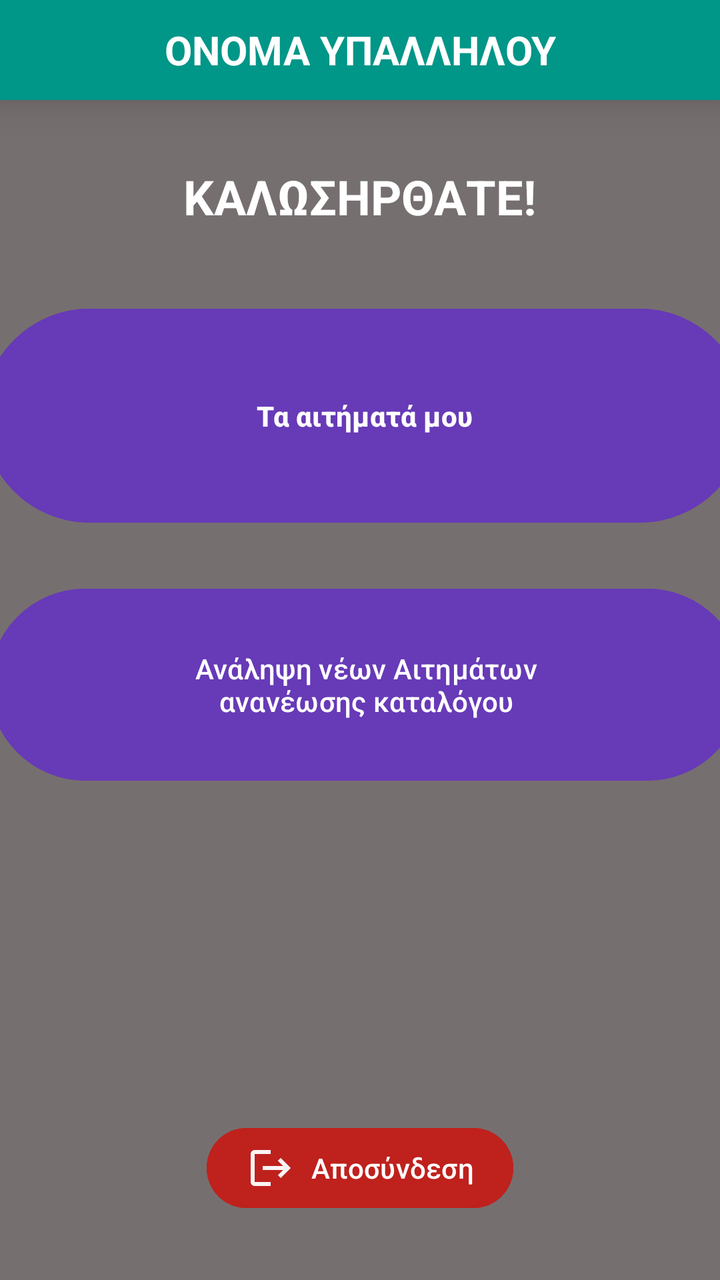
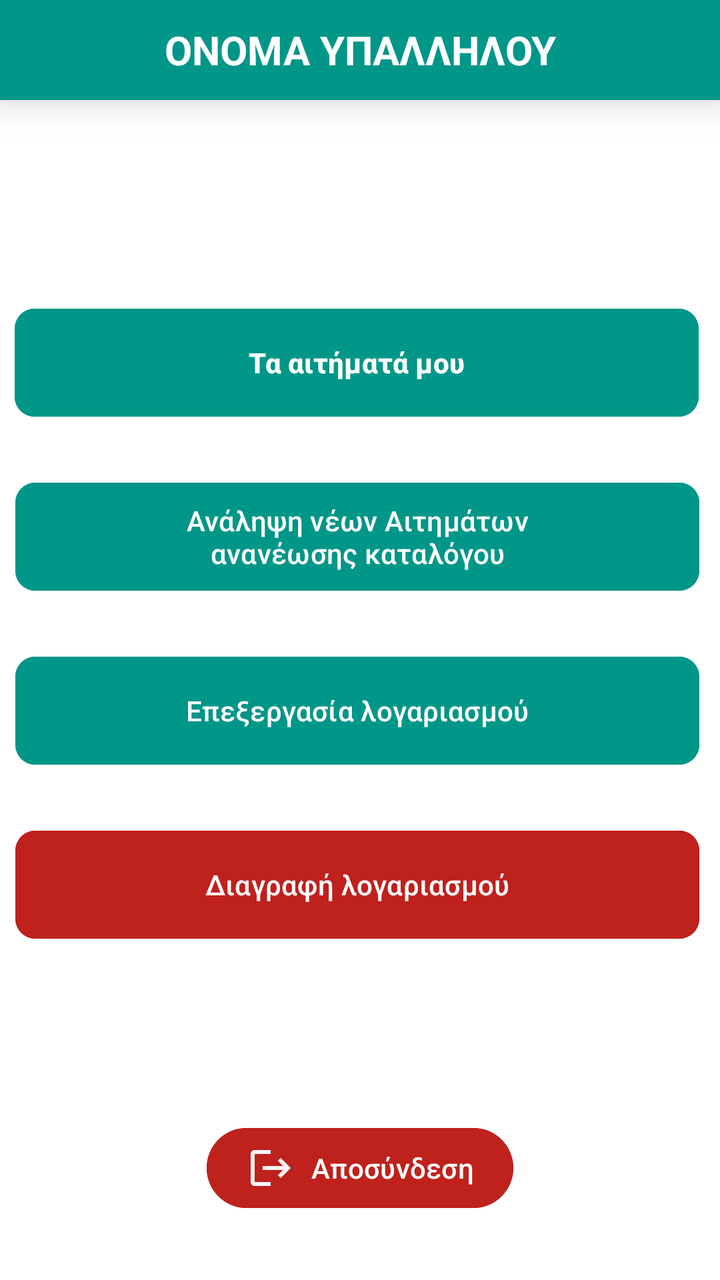

Screens rendered from an Android XML layout before and after an edit, with the pre-edit source and the edit as a unified diff.
<!-- AndroidManifest.xml: application theme Theme.Team21 -->
<!-- res/layout/activity_update_catalogue_employee_menu.xml -->
<?xml version="1.0" encoding="utf-8"?>
<androidx.constraintlayout.widget.ConstraintLayout xmlns:android="http://schemas.android.com/apk/res/android"
    xmlns:app="http://schemas.android.com/apk/res-auto"
    xmlns:tools="http://schemas.android.com/tools"
    android:id="@+id/UpdateCatalogueEmployeeMenu"
    android:layout_width="match_parent"
    android:layout_height="match_parent"
    android:background="#766F6F"
    tools:context=".view.employee.updateCatalogueEmployee.updateCatalogueEmployeeMenu.UpdateCatalogueEmployeeMenuActivity">

    <TextView
        android:id="@+id/txtUptCatEmpMenuName"
        android:layout_width="0dp"
        android:layout_height="50dp"
        android:background="#009688"
        android:elevation="12dp"
        android:gravity="center"
        android:text="ΟΝΟΜΑ ΥΠΑΛΛΗΛΟΥ"
        android:textColor="#FFFFFF"
        android:textSize="20sp"
        android:textStyle="bold"
        app:layout_constraintEnd_toEndOf="parent"
        app:layout_constraintStart_toStartOf="parent"
        app:layout_constraintTop_toTopOf="parent" />

    <TextView
        android:id="@+id/txtUptCatEmpMenuWelcomeMessage"
        android:layout_width="wrap_content"
        android:layout_height="wrap_content"
        android:layout_marginTop="32dp"
        android:text="ΚΑΛΩΣΗΡΘΑΤΕ!"
        android:textColor="#FFFFFF"
        android:textSize="24sp"
        android:textStyle="bold"
        app:layout_constraintEnd_toEndOf="parent"
        app:layout_constraintStart_toStartOf="parent"
        app:layout_constraintTop_toBottomOf="@+id/txtUptCatEmpMenuName" />

    <Button
        android:id="@+id/btnUptCatEmpMenuAssignedRequests"
        android:layout_width="382dp"
        android:layout_height="115dp"
        android:layout_marginTop="36dp"
        android:backgroundTint="#673AB7"
        android:text="Τα αιτήματά μου"
        android:textStyle="bold"
        app:layout_constraintEnd_toEndOf="parent"
        app:layout_constraintHorizontal_bias="0.413"
        app:layout_constraintStart_toStartOf="parent"
        app:layout_constraintTop_toBottomOf="@+id/txtUptCatEmpMenuWelcomeMessage" />

    <Button
        android:id="@+id/btnUptCatEmpMenuAssignNewRequest"
        android:layout_width="377dp"
        android:layout_height="104dp"
        android:layout_marginTop="25dp"
        android:backgroundTint="#673AB7"
        android:text="Ανάληψη νέων Αιτημάτων\nανανέωσης καταλόγου"
        app:layout_constraintEnd_toEndOf="parent"
        app:layout_constraintHorizontal_bias="0.352"
        app:layout_constraintStart_toStartOf="parent"
        app:layout_constraintTop_toBottomOf="@+id/btnUptCatEmpMenuAssignedRequests" />

    <Button
        android:id="@+id/btnUptCatEmpMenuLogout"
        android:layout_width="wrap_content"
        android:layout_height="wrap_content"
        android:layout_marginBottom="32dp"
        android:backgroundTint="#BF211D"
        android:drawableLeft="@drawable/account_logout"
        android:elevation="8dp"
        android:paddingStart="20dp"
        android:paddingEnd="20dp"
        android:text="Αποσύνδεση"
        app:cornerRadius="20dp"
        app:layout_constraintBottom_toBottomOf="parent"
        app:layout_constraintEnd_toEndOf="parent"
        app:layout_constraintStart_toStartOf="parent" />

</androidx.constraintlayout.widget.ConstraintLayout>
<!-- resources referenced by this layout -->
<resources>
  <!-- drawable account_logout (drawable) -->
  <vector xmlns:android="http://schemas.android.com/apk/res/android" android:autoMirrored="true" android:height="24dp" android:tint="#F8F5F5" android:viewportHeight="24" android:viewportWidth="24" android:width="24dp">
        
      <path android:fillColor="@android:color/white" android:pathData="M17,7l-1.41,1.41L18.17,11H8v2h10.17l-2.58,2.58L17,17l5,-5zM4,5h8V3H4c-1.1,0 -2,0.9 -2,2v14c0,1.1 0.9,2 2,2h8v-2H4V5z"/>
      
  </vector>
  <style name="Theme.Team21" parent="Base.Theme.Team21" />
  <style name="Base.Theme.Team21" parent="Theme.Material3.DayNight.NoActionBar">
          
          
      </style>
</resources>

<!-- the commit's change to res/layout/activity_update_catalogue_employee_menu.xml (unified diff, before → after) -->
@@ -5,7 +5,7 @@
     android:id="@+id/UpdateCatalogueEmployeeMenu"
     android:layout_width="match_parent"
     android:layout_height="match_parent"
-    android:background="#766F6F"
+    android:background="#FFFFFF"
     tools:context=".view.employee.updateCatalogueEmployee.updateCatalogueEmployeeMenu.UpdateCatalogueEmployeeMenuActivity">
 
     <TextView
@@ -38,26 +38,54 @@
 
     <Button
         android:id="@+id/btnUptCatEmpMenuAssignedRequests"
-        android:layout_width="382dp"
-        android:layout_height="115dp"
+        android:layout_width="342dp"
+        android:layout_height="62dp"
         android:layout_marginTop="36dp"
-        android:backgroundTint="#673AB7"
+        android:backgroundTint="#009688"
         android:text="Τα αιτήματά μου"
         android:textStyle="bold"
+        app:cornerRadius="10dp"
         app:layout_constraintEnd_toEndOf="parent"
         app:layout_constraintHorizontal_bias="0.413"
         app:layout_constraintStart_toStartOf="parent"
         app:layout_constraintTop_toBottomOf="@+id/txtUptCatEmpMenuWelcomeMessage" />
 
     <Button
+        android:id="@+id/btnUptCatEmpMenuProcessAccount"
+        android:layout_width="342dp"
+        android:layout_height="62dp"
+        android:layout_marginTop="25dp"
+        android:backgroundTint="#009688"
+        android:text="Επεξεργασία λογαριασμού"
+        app:cornerRadius="10dp"
+        app:layout_constraintEnd_toEndOf="parent"
+        app:layout_constraintHorizontal_bias="0.42"
+        app:layout_constraintStart_toStartOf="parent"
+        app:layout_constraintTop_toBottomOf="@+id/btnUptCatEmpMenuAssignNewRequest" />
+
+    <Button
+        android:id="@+id/btnUptCatEmpMenuDeleteAccount"
+        android:layout_width="342dp"
+        android:layout_height="62dp"
+        android:layout_marginTop="25dp"
+        android:backgroundTint="#BF211D"
+        android:text="Διαγραφή λογαριασμού"
+        app:cornerRadius="10dp"
+        app:layout_constraintEnd_toEndOf="parent"
+        app:layout_constraintHorizontal_bias="0.42"
+        app:layout_constraintStart_toStartOf="parent"
+        app:layout_constraintTop_toBottomOf="@+id/btnUptCatEmpMenuProcessAccount" />
+
+    <Button
         android:id="@+id/btnUptCatEmpMenuAssignNewRequest"
-        android:layout_width="377dp"
-        android:layout_height="104dp"
+        android:layout_width="342dp"
+        android:layout_height="62dp"
         android:layout_marginTop="25dp"
-        android:backgroundTint="#673AB7"
+        android:backgroundTint="#009688"
         android:text="Ανάληψη νέων Αιτημάτων\nανανέωσης καταλόγου"
+        app:cornerRadius="10dp"
         app:layout_constraintEnd_toEndOf="parent"
-        app:layout_constraintHorizontal_bias="0.352"
+        app:layout_constraintHorizontal_bias="0.42"
         app:layout_constraintStart_toStartOf="parent"
         app:layout_constraintTop_toBottomOf="@+id/btnUptCatEmpMenuAssignedRequests" />
 
